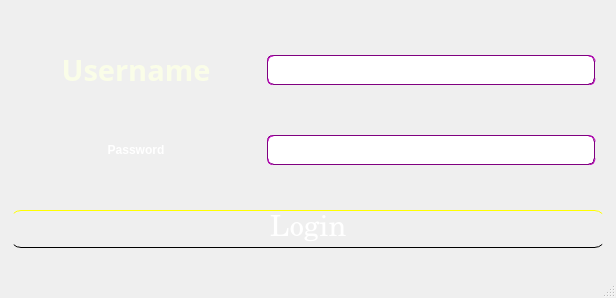
Qt form User interface/login.ui (nateshmbhat/Project_NCC) before a commit.
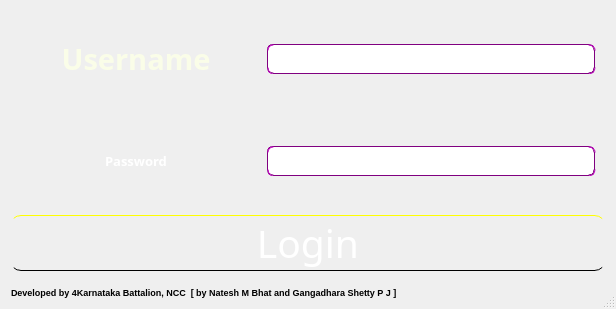
The same form after that commit. Icons and pictures are not drawn.

Commit message: Fixed deletion and not deletion problems of photos in enrolment form

The edit to the form file:
```diff
--- a/User interface/login.ui
+++ b/User interface/login.ui
@@ -10,7 +10,7 @@
     <x>0</x>
     <y>0</y>
     <width>616</width>
-    <height>298</height>
+    <height>309</height>
    </rect>
   </property>
   <property name="sizePolicy">
@@ -31,6 +31,14 @@
     <height>411</height>
    </size>
   </property>
+  <property name="font">
+   <font>
+    <family>Centaur</family>
+    <pointsize>10</pointsize>
+    <weight>75</weight>
+    <bold>true</bold>
+   </font>
+  </property>
   <property name="windowTitle">
    <string>LOGIN</string>
   </property>
@@ -61,7 +69,7 @@
        <property name="minimumSize">
         <size>
          <width>250</width>
-         <height>0</height>
+         <height>96</height>
         </size>
        </property>
        <property name="font">
@@ -74,8 +82,7 @@
         </font>
        </property>
        <property name="styleSheet">
-        <string notr="true">font: 75 20pt &quot;Centaur&quot;;
-font-weight:bold;
+        <string notr="true">
 color:white;</string>
        </property>
        <property name="text">
@@ -125,7 +132,7 @@
        <property name="minimumSize">
         <size>
          <width>250</width>
-         <height>0</height>
+         <height>96</height>
         </size>
        </property>
        <property name="styleSheet">
@@ -169,12 +176,12 @@
      </item>
     </layout>
    </item>
-   <item>
+   <item alignment="Qt::AlignBottom">
     <widget class="QPushButton" name="loginPushButton">
      <property name="font">
       <font>
-       <family>Century</family>
-       <pointsize>22</pointsize>
+       <family>Longdon Decorative</family>
+       <pointsize>29</pointsize>
        <weight>50</weight>
        <bold>false</bold>
       </font>
@@ -187,7 +194,7 @@
 border-radius:10px;
 border-top:1px solid yellow;
 border-bottom:1px solid black;
-padding:3px 0px;
+padding:0px 0px;
 }
 
 #loginPushButton:hover{
@@ -210,6 +217,37 @@
      </property>
     </widget>
    </item>
+   <item alignment="Qt::AlignBottom">
+    <widget class="QLabel" name="label_3">
+     <property name="sizePolicy">
+      <sizepolicy hsizetype="Minimum" vsizetype="Preferred">
+       <horstretch>0</horstretch>
+       <verstretch>0</verstretch>
+      </sizepolicy>
+     </property>
+     <property name="minimumSize">
+      <size>
+       <width>0</width>
+       <height>0</height>
+      </size>
+     </property>
+     <property name="maximumSize">
+      <size>
+       <width>16777215</width>
+       <height>21</height>
+      </size>
+     </property>
+     <property name="font">
+      <font>
+       <family>MS Shell Dlg 2</family>
+       <pointsize>7</pointsize>
+      </font>
+     </property>
+     <property name="text">
+      <string>Developed by 4Karnataka Battalion, NCC  [ by Natesh M Bhat and Gangadhara Shetty P J ]</string>
+     </property>
+    </widget>
+   </item>
   </layout>
  </widget>
  <resources>
```
Left out of the diff: 4 changed lines with no effect on the pictures. The commit also changes 7 other files.
